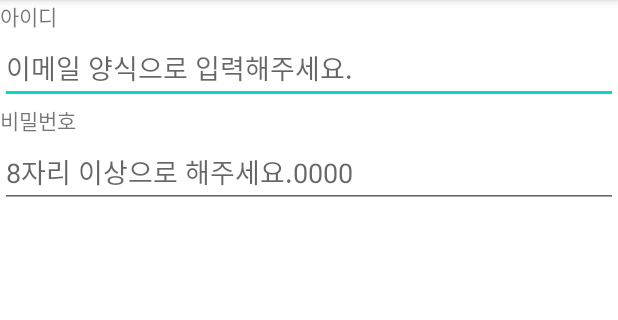
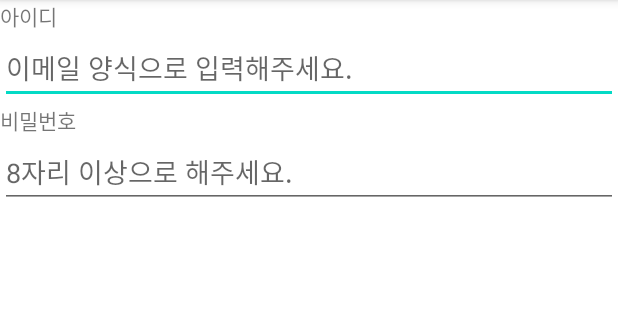
Before and after one commit to KIMHAUN/Practice_20201024, an Android app: the screen it shows after launch (MainActivity), on a phone screen of 412 x 824 dp, the part 84-404 px from its top. Run offline under Robolectric (Android 15) with nearby library versions, the phone set to English and light mode, and no system bars.

Commit message:
EditText 체험중 - hint, input type 속성 체험

```diff
--- a/app/src/main/res/layout/activity_main.xml
+++ b/app/src/main/res/layout/activity_main.xml
@@ -25,7 +25,7 @@
     <EditText
         android:layout_width="match_parent"
         android:layout_height="wrap_content"
-        android:hint="8자리 이상으로 해주세요.0000"
+        android:hint="8자리 이상으로 해주세요."
         android:inputType="textPassword"
         />
 
```
